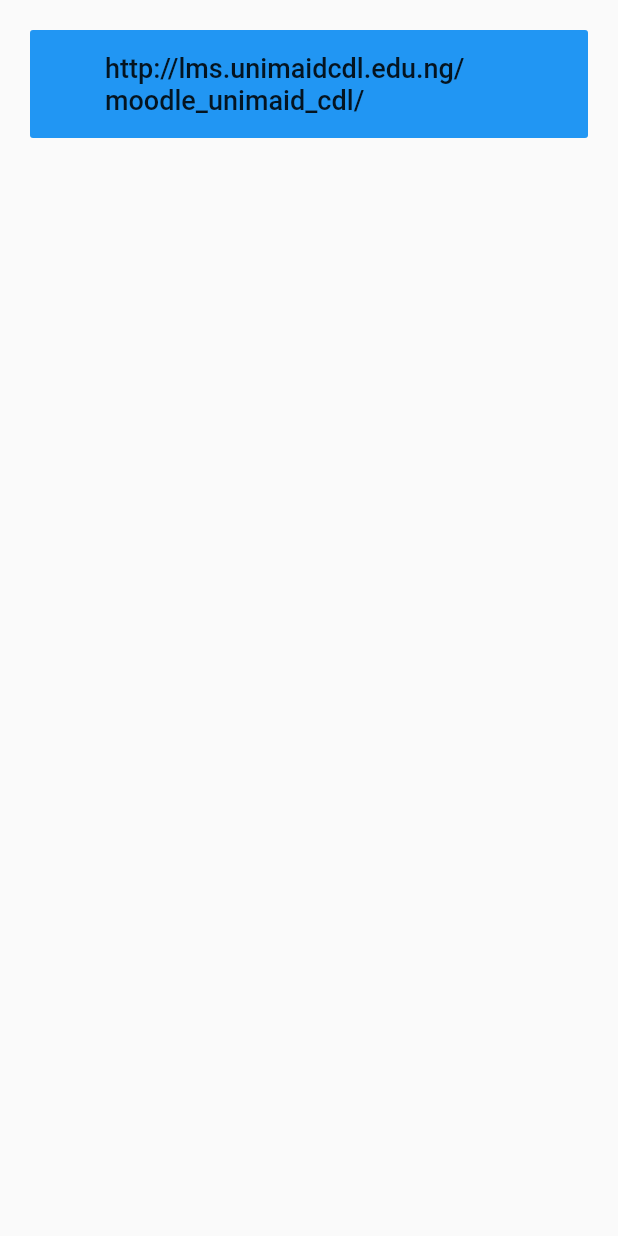
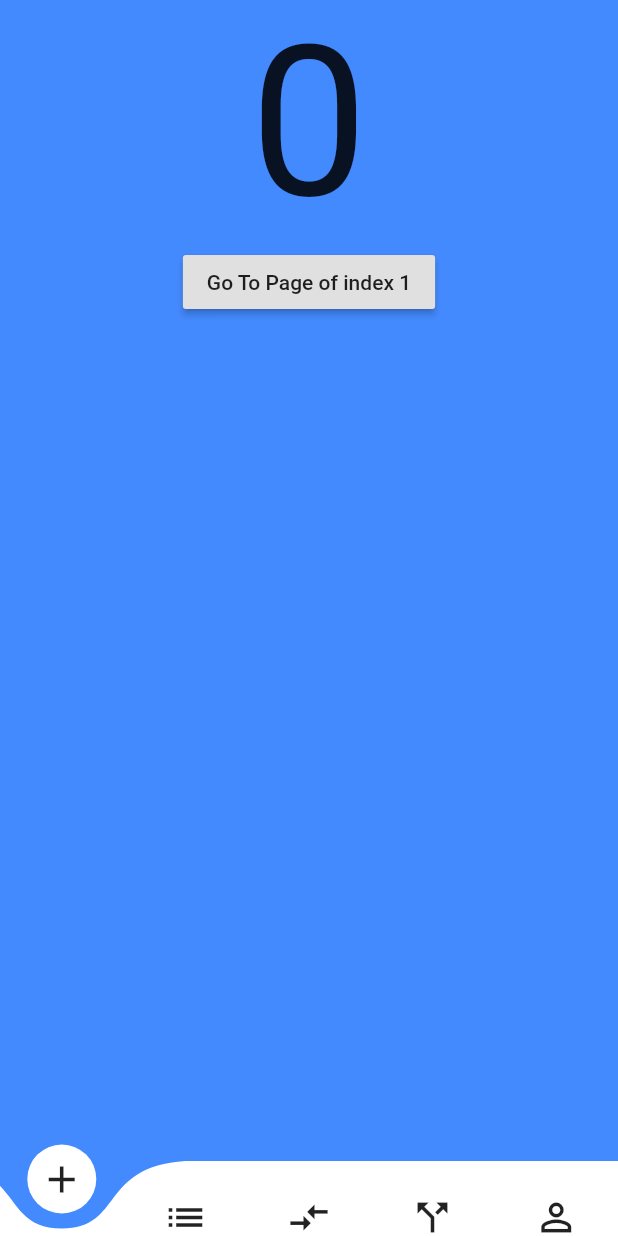
Before and after one commit to hellotohimibra/unimaidcdl, a Flutter app: the screen it shows after launch, on a phone screen of 412 x 824 dp. Run offline on Flutter 3.47's test engine with Material 2 defaults, Android fonts, the phone set to English and light mode, and no system bars; drawn by our look-alikes of curved_navigation_bar; Roboto replaces fonts that are missing (Arial).

```diff
--- a/lib/app.dart
+++ /dev/null
@@ -1,18 +0,0 @@
-import 'package:flutter/material.dart';
-import 'screens/home.dart';
-
-class App extends StatelessWidget {
-  @override
-  Widget build(BuildContext context) {
-    return MaterialApp(
-      title: 'Flutter Web Views',
-      theme: ThemeData(
-          primarySwatch: Colors.blue,
-          fontFamily: "Arial",
-          textTheme: TextTheme(
-              button: TextStyle(color: Colors.white, fontSize: 18.0),
-              title: TextStyle(color: Colors.red))),
-      home: Home(),
-    );
-  }
-}
--- a/lib/main.dart
+++ b/lib/main.dart
@@ -1,4 +1,59 @@
 import 'package:flutter/material.dart';
-import 'app.dart';
+import 'package:curved_navigation_bar/curved_navigation_bar.dart';
 
-void main() => runApp(App());
+void main() => runApp(MaterialApp(home: BottomNavBar()));
+
+class BottomNavBar extends StatefulWidget {
+  @override
+  _BottomNavBarState createState() => _BottomNavBarState();
+}
+
+class _BottomNavBarState extends State<BottomNavBar> {
+  int _page = 0;
+  GlobalKey _bottomNavigationKey = GlobalKey();
+
+  @override
+  Widget build(BuildContext context) {
+    return Scaffold(
+        bottomNavigationBar: CurvedNavigationBar(
+          key: _bottomNavigationKey,
+          index: 0,
+          height: 50.0,
+          items: <Widget>[
+            Icon(Icons.add, size: 30),
+            Icon(Icons.list, size: 30),
+            Icon(Icons.compare_arrows, size: 30),
+            Icon(Icons.call_split, size: 30),
+            Icon(Icons.perm_identity, size: 30),
+          ],
+          color: Colors.white,
+          buttonBackgroundColor: Colors.white,
+          backgroundColor: Colors.blueAccent,
+          animationCurve: Curves.easeInOut,
+          animationDuration: Duration(milliseconds: 600),
+          onTap: (index) {
+            setState(() {
+              _page = index;
+            });
+          },
+        ),
+        body: Container(
+          color: Colors.blueAccent,
+          child: Center(
+            child: Column(
+              children: <Widget>[
+                Text(_page.toString(), textScaleFactor: 10.0),
+                RaisedButton(
+                  child: Text('Go To Page of index 1'),
+                  onPressed: () {
+                    final CurvedNavigationBarState navBarState =
+                        _bottomNavigationKey.currentState;
+                    navBarState.setPage(1);
+                  },
+                )
+              ],
+            ),
+          ),
+        ));
+  }
+}
--- a/lib/screens/home.dart
+++ /dev/null
@@ -1,35 +0,0 @@
-import 'package:flutter/material.dart';
-import 'web_view_container.dart';
-
-class Home extends StatelessWidget {
-  static final links = ['http://lms.unimaidcdl.edu.ng/moodle_unimaid_cdl/'];
-
-  @override
-  Widget build(BuildContext context) {
-    return Scaffold(
-        key: Key('123'),
-        body: SafeArea(
-            child: SingleChildScrollView(
-                child: Column(
-          mainAxisAlignment: MainAxisAlignment.center,
-          crossAxisAlignment: CrossAxisAlignment.stretch,
-          children: links.map((link) => _urlButton(context, link)).toList(),
-        ))));
-  }
-
-  Widget _urlButton(BuildContext context, String url) {
-    return Container(
-        padding: EdgeInsets.all(20.0),
-        child: FlatButton(
-          color: Theme.of(context).primaryColor,
-          padding: const EdgeInsets.symmetric(horizontal: 50.0, vertical: 15.0),
-          child: Text(url),
-          onPressed: () => _handleURLButtonPress(context, url),
-        ));
-  }
-
-  void _handleURLButtonPress(BuildContext context, String url) {
-    Navigator.push(context,
-        MaterialPageRoute(builder: (context) => WebViewContainer(url)));
-  }
-}
```
Also changed, not shown: lib/screens/web_view_container.dart (deleted, +0 -33 lines), pubspec.yaml (+3 -12 lines), pubspec.lock.
